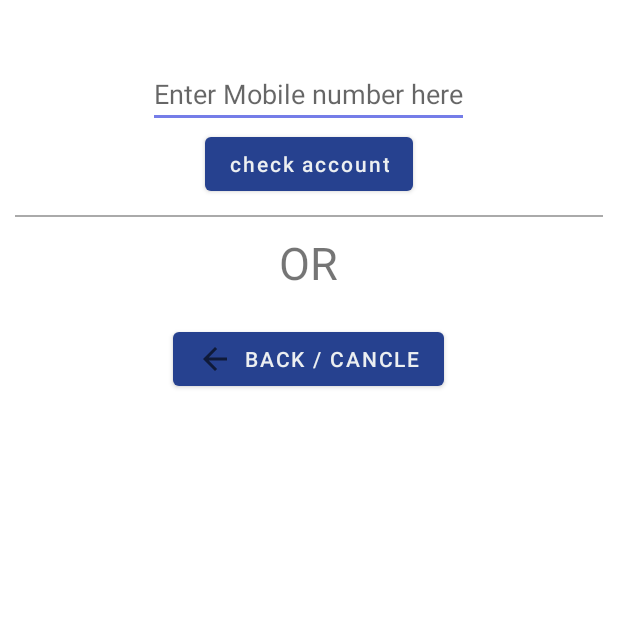
After one commit to jayeshpatil665/dhulemall, an Android app: the ForgetPasswordActivity screen opened directly, with no data from a screen before it, on a phone screen of 412 x 824 dp, the top half of it. The commit adds this screen. Run offline under Robolectric (Android 15) with nearby library versions, the phone set to English and light mode, and no system bars.

Commit message:
added_forgetPassword_updatedContactAdminPhone

```diff
--- a/app/build.gradle
+++ b/app/build.gradle
@@ -12,8 +12,8 @@ android {
         applicationId "in.specialsoft.dhulemall"
         minSdkVersion 21
         targetSdkVersion 29
-        versionCode 3
-        versionName "1.2"
+        versionCode 5
+        versionName "1.4"
 
         testInstrumentationRunner "androidx.test.runner.AndroidJUnitRunner"
     }
--- a/app/src/main/AndroidManifest.xml
+++ b/app/src/main/AndroidManifest.xml
@@ -16,7 +16,8 @@
         android:supportsRtl="true"
         android:theme="@style/Theme.DhuleMall"
         android:usesCleartextTraffic="true">
-        <activity android:name=".AboutActivity"></activity>
+        <activity android:name=".ForgetPasswordActivity"></activity>
+        <activity android:name=".AboutActivity" />
         <activity android:name=".MyOrdersList.ActivityOrderDetails" />
         <activity android:name=".PlaceOrder.PlaceOderActivity" />
         <activity android:name=".ProductDetaild.ProductDetails" />
--- /dev/null
+++ b/app/src/main/java/in/specialsoft/dhulemall/ForgetPasswordActivity.java
@@ -0,0 +1,200 @@
+package in.specialsoft.dhulemall;
+
+import androidx.appcompat.app.AppCompatActivity;
+
+import android.content.Intent;
+import android.os.Bundle;
+import android.os.Handler;
+import android.view.View;
+import android.widget.Button;
+import android.widget.EditText;
+import android.widget.TextView;
+import android.widget.Toast;
+
+import com.google.gson.Gson;
+
+import in.specialsoft.dhulemall.Api.ApiCLient;
+import in.specialsoft.dhulemall.UserDetails.Users;
+
+import static in.specialsoft.dhulemall.AdminUpdateProductDetails.DecodeString;
+import static in.specialsoft.dhulemall.CreateAccountActivity.isValidMob;
+
+public class ForgetPasswordActivity extends AppCompatActivity {
+
+    TextView textView7;
+    EditText et_mob,et_otp,et_sec,et_new_pass;
+    Button btn_otp,btn_submit,btn_reset,button12,btn_reset_pass;
+    static String security="";
+    static String  mob="";
+    static String code="";
+
+    String phone,otp,verificationId;
+    @Override
+    protected void onCreate(Bundle savedInstanceState) {
+        super.onCreate(savedInstanceState);
+        setContentView(R.layout.activity_forget_password);
+
+        et_mob = findViewById(R.id.et_mob);
+        button12 = findViewById(R.id.button12);
+
+        et_sec = findViewById(R.id.et_sec);
+        btn_reset = findViewById(R.id.btn_reset);
+        btn_otp = findViewById(R.id.btn_otp);
+        et_otp = findViewById(R.id.et_otp);
+        btn_submit = findViewById(R.id.btn_submit);
+        textView7 = findViewById(R.id.textView7);
+
+        et_new_pass = findViewById(R.id.et_new_pass);
+        btn_reset_pass = findViewById(R.id.btn_reset_pass);
+
+        //INVISIBLE OPTIONS
+        et_sec.setVisibility(View.GONE);
+        btn_reset.setVisibility(View.GONE);
+        btn_otp.setVisibility(View.GONE);
+        et_otp.setVisibility(View.GONE);
+        btn_submit.setVisibility(View.GONE);
+
+        et_new_pass.setVisibility(View.GONE);
+        btn_reset_pass.setVisibility(View.GONE);
+    }
+
+    public void validateUser(View view) {
+        mob = et_mob.getText().toString().trim();
+        if (! mob.equals(""))
+        {
+            if (isValidMob(mob)){
+                checkUserfromDB(mob);
+            }
+            else {
+                Toast.makeText(this, "Please check your mobileNumber !", Toast.LENGTH_SHORT).show();
+            }
+        }
+        else
+        {
+            Toast.makeText(this, "Enter Mobile number !", Toast.LENGTH_SHORT).show();
+        }
+    }
+
+    private void checkUserfromDB(String mob) {
+        final Gson gson = new Gson();
+        Handler handler = new Handler();
+        handler.post(new Runnable() {
+            @Override
+            public void run() {
+                String[] field = new String[1];
+                field[0] = "phone_number";
+
+                String[] data = new String[1];
+                data[0] = mob;
+                try {
+                    PutData putData = new PutData(ApiCLient.BASE_URL+"API/UserDetails/checkUserMobile.php", "POST", field, data);
+                    if (putData.startPut()) {
+                        if (putData.onComplete()) {
+                            String result = putData.getResult();
+                            if (!result.equals("Error: Database connection")){
+                                //User Exist
+                                Users uData1 = gson.fromJson(DecodeString(result),Users.class);
+
+                                if (uData1 == null){
+                                    Toast.makeText(ForgetPasswordActivity.this, "User Not Exist !!", Toast.LENGTH_SHORT).show();
+                                }
+                                else{
+                                    security=uData1.getSecurity();
+                                    Toast.makeText(ForgetPasswordActivity.this, "User Exist !", Toast.LENGTH_SHORT).show();
+                                    makeFieldsVisible();
+                                }
+                            }
+                            else {
+                                // Error
+                            }
+                        }
+                    }
+                }catch (Exception e){
+                }
+            }
+        });
+    }
+
+    private void makeFieldsVisible() {
+
+        et_sec.setVisibility(View.VISIBLE);
+        btn_reset.setVisibility(View.VISIBLE);
+        //btn_otp.setVisibility(View.VISIBLE);
+        //et_otp.setVisibility(View.VISIBLE);
+        //btn_submit.setVisibility(View.VISIBLE);
+
+        et_mob.setVisibility(View.GONE);
+        button12.setVisibility(View.GONE);
+    }
+
+    public void toresetBySecurity(View view) {
+        String securityAns = et_sec.getText().toString();
+        if (! securityAns.equals("")){
+            if (securityAns.equals(security)){
+                Toast.makeText(this, "Security answer Matched", Toast.LENGTH_SHORT).show();
+                toResetingPassword();
+            }
+            else
+            {
+                Toast.makeText(this, "Security answer Don't Matched", Toast.LENGTH_SHORT).show();
+            }
+        }
+    }
+
+    private void toResetingPassword() {
+        et_sec.setVisibility(View.GONE);
+        btn_reset.setVisibility(View.GONE);
+        btn_otp.setVisibility(View.GONE);
+        et_otp.setVisibility(View.GONE);
+        btn_submit.setVisibility(View.GONE);
+        textView7.setText("New Password");
+
+        et_new_pass.setVisibility(View.VISIBLE);
+        btn_reset_pass.setVisibility(View.VISIBLE);
+    }
+
+    public void toUpdatePassword(View view) {
+        String pass = et_new_pass.getText().toString().trim();
+        if (! pass.equals("")){
+            Handler handler = new Handler();
+            handler.post(new Runnable() {
+                @Override
+                public void run() {
+                    String[] field = new String[2];
+                    field[0] = "phone_number";
+                    field[1] = "password";
+
+                    String[] data = new String[2];
+                    data[0] = mob;
+                    data[1] = pass;
+                    PutData putData = new PutData(ApiCLient.BASE_URL+"API/UserDetails/updateUserPassword.php","POST",field,data);
+                    if (putData.startPut()){
+                        if (putData.onComplete()){
+                            String result = putData.getResult();
+                            if (result.equals("Success")){
+                                Toast.makeText(ForgetPasswordActivity.this, "Password Changed Successfully", Toast.LENGTH_SHORT).show();
+                                Intent intent = new Intent(ForgetPasswordActivity.this,SplashScreen.class);
+                                startActivity(intent);
+                                finish();
+                            }
+                            else {
+                                Toast.makeText(ForgetPasswordActivity.this, "Error : "+result, Toast.LENGTH_SHORT).show();
+                            }
+                        }
+                    }
+                }
+            });
+        }
+        else {
+            Toast.makeText(this, "Enter new password", Toast.LENGTH_SHORT).show();
+        }
+    }
+
+    @Override
+    public void onBackPressed() {
+        super.onBackPressed();
+    }
+    public void toBack(View view) {
+        onBackPressed();
+    }
+}
--- a/app/src/main/java/in/specialsoft/dhulemall/LoginOptionsActivity.java
+++ b/app/src/main/java/in/specialsoft/dhulemall/LoginOptionsActivity.java
@@ -195,4 +195,9 @@ public class LoginOptionsActivity extends AppCompatActivity {
             showSnackMessage(toastValidation);
         }
     }
+
+    public void toResetPassword(View view) {
+        Intent intent = new Intent(LoginOptionsActivity.this,ForgetPasswordActivity.class);
+        startActivity(intent);
+    }
 }
--- a/app/src/main/java/in/specialsoft/dhulemall/Profile.java
+++ b/app/src/main/java/in/specialsoft/dhulemall/Profile.java
@@ -85,7 +85,7 @@ public class Profile extends AppCompatActivity {
     }
 
     public void getwhatsapp(View view) {
-        String mobilenumber="+919325147257";
+        String mobilenumber="+919130919088";
         startActivity(new Intent(Intent.ACTION_VIEW, Uri.parse("https://api.whatsapp.com/send?phone="+mobilenumber+"Hii")));
     }
 }
--- /dev/null
+++ b/app/src/main/res/layout/activity_forget_password.xml
@@ -0,0 +1,104 @@
+<?xml version="1.0" encoding="utf-8"?>
+<LinearLayout xmlns:android="http://schemas.android.com/apk/res/android"
+    xmlns:app="http://schemas.android.com/apk/res-auto"
+    xmlns:tools="http://schemas.android.com/tools"
+    android:layout_width="match_parent"
+    android:layout_height="match_parent"
+    android:orientation="vertical"
+    android:gravity="center_horizontal"
+    android:layout_marginTop="20dp"
+    tools:context=".ForgetPasswordActivity">
+
+    <EditText
+        android:id="@+id/et_mob"
+        android:layout_marginTop="20dp"
+        android:layout_width="wrap_content"
+        android:layout_height="wrap_content"
+        android:inputType="number"
+        android:hint="Enter Mobile number here"
+        />
+
+    <Button
+        android:id="@+id/button12"
+        android:layout_width="wrap_content"
+        android:layout_height="wrap_content"
+        android:textAllCaps="false"
+        android:onClick="validateUser"
+        android:text="check account" />
+
+    <EditText
+        android:id="@+id/et_sec"
+        android:layout_marginTop="20dp"
+        android:layout_width="wrap_content"
+        android:layout_height="wrap_content"
+        android:hint="Enter Security answer"
+        />
+
+    <Button
+        android:id="@+id/btn_reset"
+        android:layout_width="wrap_content"
+        android:layout_height="wrap_content"
+        android:onClick="toresetBySecurity"
+        android:text="verify" />
+
+    <View
+        android:layout_below="@+id/ll_reset1"
+        android:id="@+id/vw_break1"
+        android:layout_width="match_parent"
+        android:layout_margin="10dp"
+        android:layout_height="1dp"
+        android:background="@android:color/darker_gray"/>
+
+    <TextView
+        android:id="@+id/textView7"
+        android:layout_width="wrap_content"
+        android:layout_height="wrap_content"
+        android:textSize="30sp"
+        android:text="OR" />
+
+    <Button
+        android:id="@+id/btn_otp"
+        android:layout_marginTop="20dp"
+        android:layout_width="wrap_content"
+        android:layout_height="wrap_content"
+        android:text="Send OTP"
+        />
+    <EditText
+        android:id="@+id/et_otp"
+        android:layout_marginTop="20dp"
+        android:layout_width="wrap_content"
+        android:layout_height="wrap_content"
+        android:hint="Enter OTP Here"
+        />
+    <Button
+        android:id="@+id/btn_submit"
+        android:layout_marginTop="20dp"
+        android:layout_width="wrap_content"
+        android:layout_height="wrap_content"
+        android:text="submit"
+        />
+
+    <EditText
+        android:id="@+id/et_new_pass"
+        android:layout_marginTop="20dp"
+        android:layout_width="wrap_content"
+        android:layout_height="wrap_content"
+        android:hint="Enter new Password"
+        />
+
+    <Button
+        android:id="@+id/btn_reset_pass"
+        android:layout_width="wrap_content"
+        android:layout_height="wrap_content"
+        android:onClick="toUpdatePassword"
+        android:text="Reset Password" />
+
+    <Button
+        android:id="@+id/button14"
+        android:layout_marginTop="20dp"
+        android:layout_width="wrap_content"
+        android:layout_height="wrap_content"
+        android:drawableLeft="@drawable/ic_arrow_back"
+        android:onClick="toBack"
+        android:text="back / cancle" />
+</LinearLayout>
--- a/app/src/main/res/layout/activity_login_options.xml
+++ b/app/src/main/res/layout/activity_login_options.xml
@@ -86,6 +86,7 @@
         android:layout_height="wrap_content"
         android:layout_marginTop="10dp"
         android:text="Forgot Password !"
+        android:onClick="toResetPassword"
         android:textSize="18sp"
         android:textStyle="bold" />
 
```
